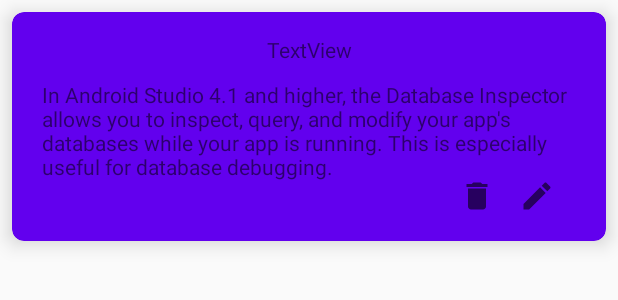
After one commit to Srbuhi99/Contacts, an Android app: the layout contact_group_card.xml on its own in the app's theme, with its tools: preview values and no code run, on a phone screen of 412 x 824 dp. The commit adds this screen. Shown: the top 300 px of the screen. Run offline under Robolectric (Android 15) with nearby library versions, the light colour scheme and no system bars.

Commit message:
contact_group_card, update some design

```diff
--- a/app/src/main/java/com/example/contacts/MainActivity.kt
+++ b/app/src/main/java/com/example/contacts/MainActivity.kt
@@ -17,6 +17,8 @@ class MainActivity : AppCompatActivity() {
         super.onCreate(savedInstanceState)
         setContentView(R.layout.activity_main)
 
+        setSupportActionBar(toolBar)
+
         fab.setOnClickListener { view ->
             Snackbar.make(view,"Replace with your own action", Snackbar.LENGTH_LONG)
                 .setAction("Action",null).show()
@@ -35,7 +37,7 @@ class MainActivity : AppCompatActivity() {
     override fun onOptionsItemSelected(item: MenuItem): Boolean {
 
         return when(item.itemId){
-            R.id.nav_host_fragment-> true
+            R.id.action_settings-> true
             else -> super.onOptionsItemSelected(item)
         }
     }
--- a/app/src/main/java/com/example/contacts/viewmodel/ContactGroupsViewModel.kt
+++ b/app/src/main/java/com/example/contacts/viewmodel/ContactGroupsViewModel.kt
@@ -3,4 +3,5 @@ package com.example.contacts.viewmodel
 import androidx.lifecycle.ViewModel
 
 class ContactGroupsViewModel : ViewModel() {
+
 }
--- /dev/null
+++ b/app/src/main/res/drawable/ic_menu_delete.xml
@@ -0,0 +1,10 @@
+<vector xmlns:android="http://schemas.android.com/apk/res/android"
+    android:width="24dp"
+    android:height="24dp"
+    android:viewportWidth="24"
+    android:viewportHeight="24"
+    android:tint="?attr/colorControlNormal">
+  <path
+      android:fillColor="@android:color/white"
+      android:pathData="M6,19c0,1.1 0.9,2 2,2h8c1.1,0 2,-0.9 2,-2V7H6v12zM19,4h-3.5l-1,-1h-5l-1,1H5v2h14V4z"/>
+</vector>
--- /dev/null
+++ b/app/src/main/res/drawable/ic_menu_edit.xml
@@ -0,0 +1,10 @@
+<vector xmlns:android="http://schemas.android.com/apk/res/android"
+    android:width="24dp"
+    android:height="24dp"
+    android:viewportWidth="24"
+    android:viewportHeight="24"
+    android:tint="?attr/colorControlNormal">
+  <path
+      android:fillColor="@android:color/white"
+      android:pathData="M3,17.25V21h3.75L17.81,9.94l-3.75,-3.75L3,17.25zM20.71,7.04c0.39,-0.39 0.39,-1.02 0,-1.41l-2.34,-2.34c-0.39,-0.39 -1.02,-0.39 -1.41,0l-1.83,1.83 3.75,3.75 1.83,-1.83z"/>
+</vector>
--- /dev/null
+++ b/app/src/main/res/layout/contact_group_card.xml
@@ -0,0 +1,69 @@
+<?xml version="1.0" encoding="utf-8"?>
+<androidx.cardview.widget.CardView
+    xmlns:android="http://schemas.android.com/apk/res/android"
+    xmlns:app="http://schemas.android.com/apk/res-auto"
+    android:id="@+id/card"
+    android:layout_width="match_parent"
+    android:layout_height="wrap_content"
+    android:orientation="vertical"
+    app:contentPadding="10dp"
+    android:layout_margin="8dp"
+    app:cardCornerRadius="8dp"
+    app:cardElevation="8dp"
+    app:cardBackgroundColor="@color/colorPrimary">
+
+    <androidx.constraintlayout.widget.ConstraintLayout
+        android:layout_width="match_parent"
+        android:layout_height="match_parent">
+
+        <ImageView
+            android:id="@+id/buttonDelete"
+            android:layout_width="wrap_content"
+            android:layout_height="wrap_content"
+            android:src="@drawable/ic_menu_delete"
+            android:layout_marginEnd="16dp"
+            android:layout_marginBottom="8dp"
+            app:layout_constraintBottom_toBottomOf="parent"
+            app:layout_constraintEnd_toStartOf="@+id/buttonEdit"
+            />
+        <ImageView
+            android:id="@+id/buttonEdit"
+            android:layout_width="wrap_content"
+            android:layout_height="wrap_content"
+            android:src="@drawable/ic_menu_edit"
+            android:layout_marginEnd="24dp"
+            android:layout_marginTop="8dp"
+            android:layout_marginBottom="8dp"
+            app:layout_constraintEnd_toEndOf="parent"
+            app:layout_constraintBottom_toBottomOf="parent"
+            />
+
+
+        <TextView
+            android:id="@+id/card_title"
+            android:layout_width="wrap_content"
+            android:layout_height="wrap_content"
+            android:layout_marginTop="5dp"
+            android:text="TextView"
+            app:layout_constraintEnd_toEndOf="parent"
+            app:layout_constraintStart_toStartOf="parent"
+            app:layout_constraintTop_toTopOf="parent"
+         />
+
+        <TextView
+            android:layout_width="wrap_content"
+            android:layout_height="wrap_content"
+            android:layout_marginTop="30dp"
+            android:layout_marginBottom="30dp"
+            android:layout_marginLeft="10dp"
+            android:layout_marginRight="10dp"
+            android:text="In Android Studio 4.1 and higher, the Database Inspector allows you to inspect, query, and modify your app's databases while your app is running. This is especially useful for database debugging."
+            app:layout_constraintLeft_toLeftOf="parent"
+            app:layout_constraintTop_toTopOf="@+id/card_title"
+            app:layout_constraintBottom_toBottomOf="parent"
+            />
+
+
+    </androidx.constraintlayout.widget.ConstraintLayout>
+
+</androidx.cardview.widget.CardView>
--- a/app/src/main/res/layout/fragment_contact_groups.xml
+++ b/app/src/main/res/layout/fragment_contact_groups.xml
@@ -5,10 +5,5 @@
     android:layout_height="match_parent"
     tools:context=".view.fragments.ContactGroupsFragment">
 
-    <!-- TODO: Update blank fragment layout -->
-    <TextView
-        android:layout_width="match_parent"
-        android:layout_height="match_parent"
-        android:text="@string/hello_blank_fragment" />
 
 </FrameLayout>
--- /dev/null
+++ b/app/src/main/res/values/dimens.xml
@@ -0,0 +1,4 @@
+<?xml version="1.0" encoding="utf-8"?>
+<resources>
+    <dimen name="fab_margin">16dp</dimen>
+</resources>
--- a/app/src/main/res/values/strings.xml
+++ b/app/src/main/res/values/strings.xml
@@ -2,4 +2,5 @@
     <string name="app_name">Contacts</string>
     <!-- TODO: Remove or change this placeholder text -->
     <string name="hello_blank_fragment">Hello blank fragment</string>
+    <string name="menu_item_title">Settings</string>
 </resources>
--- a/app/src/main/res/values/styles.xml
+++ b/app/src/main/res/values/styles.xml
@@ -6,6 +6,8 @@
         <item name="colorPrimary">@color/colorPrimary</item>
         <item name="colorPrimaryDark">@color/colorPrimaryDark</item>
         <item name="colorAccent">@color/colorAccent</item>
+        <item name="windowActionBar">false</item>
+        <item name="windowNoTitle">true</item>
     </style>
 
 </resources>
```
Also changed, not shown: app/src/main/res/layout/activity_main.xml (+25 -12 lines), app/src/main/res/menu/menu_main.xml (+6 -3 lines).
